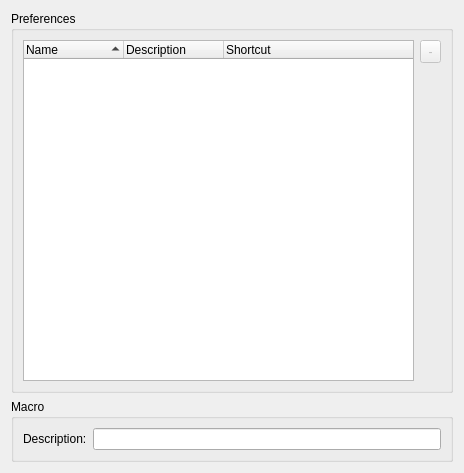
Above: src/plugins/macros/macrooptionswidget.ui from qt-creator/qt-creator before the change. Below: the same form after it.
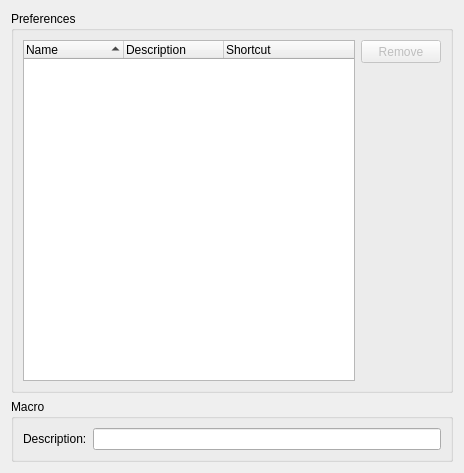
That is the form after the change.

```diff
--- a/src/plugins/macros/macrooptionswidget.ui
+++ b/src/plugins/macros/macrooptionswidget.ui
@@ -57,22 +57,6 @@
         </column>
        </widget>
       </item>
-      <item row="0" column="1">
-       <widget class="QToolButton" name="removeButton">
-        <property name="enabled">
-         <bool>false</bool>
-        </property>
-        <property name="minimumSize">
-         <size>
-          <width>21</width>
-          <height>23</height>
-         </size>
-        </property>
-        <property name="text">
-         <string>-</string>
-        </property>
-       </widget>
-      </item>
       <item row="1" column="1">
        <spacer name="verticalSpacer">
         <property name="orientation">
@@ -86,6 +70,22 @@
         </property>
        </spacer>
       </item>
+      <item row="0" column="1">
+       <widget class="QPushButton" name="removeButton">
+        <property name="enabled">
+         <bool>false</bool>
+        </property>
+        <property name="minimumSize">
+         <size>
+          <width>21</width>
+          <height>23</height>
+         </size>
+        </property>
+        <property name="text">
+         <string>Remove</string>
+        </property>
+       </widget>
+      </item>
      </layout>
     </widget>
    </item>
```
